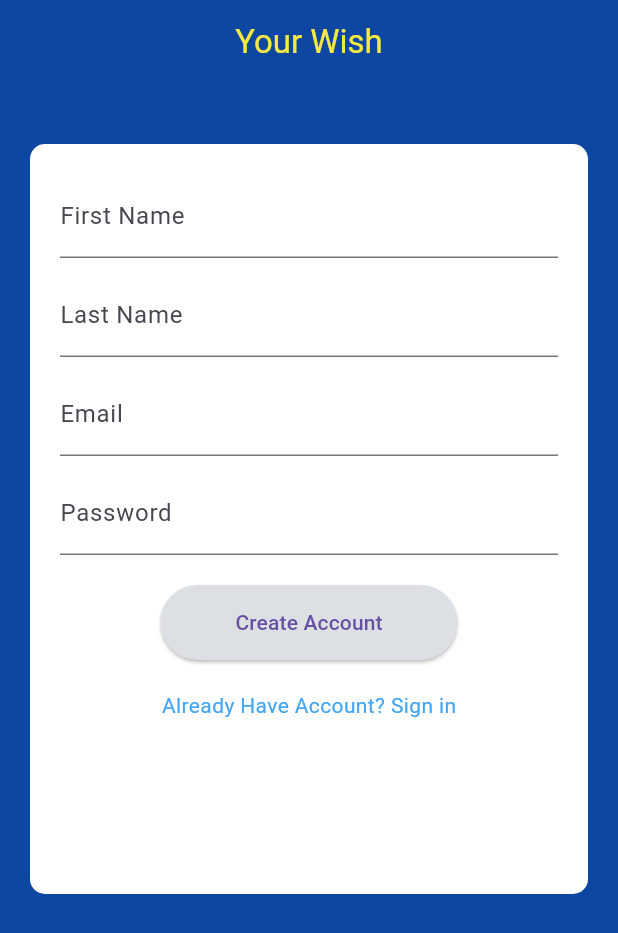
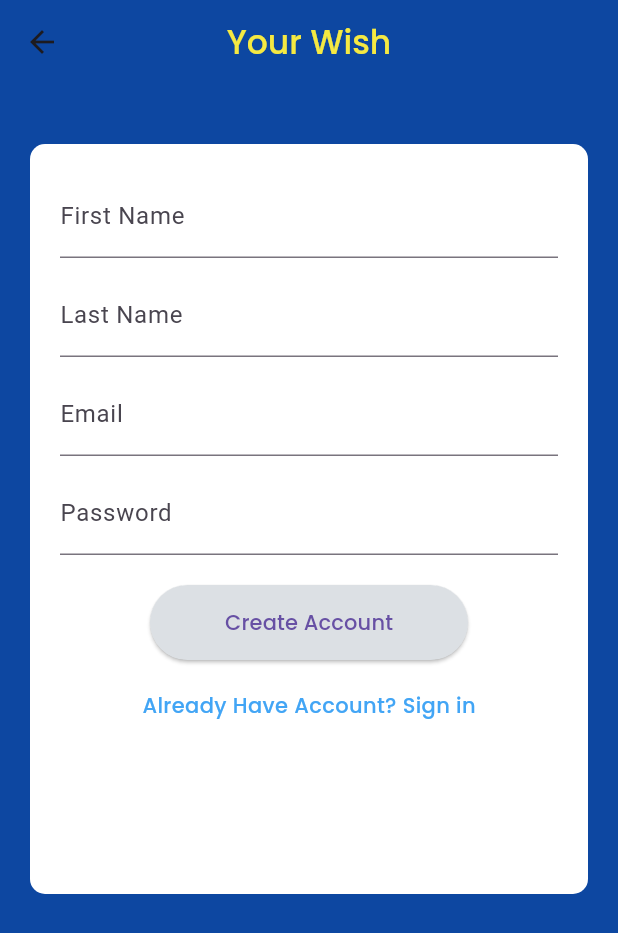
Before and after one commit to jasmrntha/tekber-fp, a Flutter app: the screen it shows after launch, after a tap on an icon or button, on a phone screen of 412 x 824 dp. Shown: the top 933 px of the screen. Run offline on Flutter 3.47's test engine with Material 3 defaults, Android fonts, the light colour scheme and no system bars; our stand-ins replace image_picker; missing offline and left inert: dart:html.

Commit message:
use declared theme for sign up

```diff
--- a/lib/screens/login_screen.dart
+++ b/lib/screens/login_screen.dart
@@ -54,7 +54,6 @@ class LoginScreen extends StatelessWidget {
               Expanded(
                 child: GestureDetector(
                   onTap: () {
-                    // Navigate to SignUpPage when "Sign up" is tapped
                     Navigator.push(
                       context,
                       MaterialPageRoute(builder: (context) => SignUpPage()),
--- a/lib/screens/signup_screen.dart
+++ b/lib/screens/signup_screen.dart
@@ -1,15 +1,19 @@
 import 'package:flutter/material.dart';
-import 'package:final_project_2/screens/login_screen.dart'; // Import the LoginScreen
+import 'package:final_project_2/screens/login_screen.dart';
 
 class SignUpPage extends StatelessWidget {
   @override
   Widget build(BuildContext context) {
-    return MaterialApp(
-      home: Scaffold(
+    return Scaffold(
       backgroundColor: Colors.blue[900],
       appBar: AppBar(
-          title: Text('Your Wish',
-              style: TextStyle(color: const Color.fromARGB(255, 245, 233, 66))),
+        title: Text(
+          'Your Wish',
+          style: TextStyle(
+            color: const Color.fromARGB(255, 245, 233, 66),
+            fontFamily: 'Poppins',
+          ),
+        ),
         backgroundColor: Colors.transparent,
         elevation: 0,
         centerTitle: true,
@@ -33,6 +37,7 @@ class SignUpPage extends StatelessWidget {
                   crossAxisAlignment: CrossAxisAlignment.start,
                   children: <Widget>[
                     TextField(
+                      style: TextStyle(fontFamily: 'Poppins'),
                       decoration: InputDecoration(
                         labelText: 'First Name',
                         border: UnderlineInputBorder(),
@@ -40,6 +45,7 @@ class SignUpPage extends StatelessWidget {
                     ),
                     const SizedBox(height: 10),
                     TextField(
+                      style: TextStyle(fontFamily: 'Poppins'),
                       decoration: InputDecoration(
                         labelText: 'Last Name',
                         border: UnderlineInputBorder(),
@@ -47,6 +53,7 @@ class SignUpPage extends StatelessWidget {
                     ),
                     const SizedBox(height: 10),
                     TextField(
+                      style: TextStyle(fontFamily: 'Poppins'),
                       decoration: InputDecoration(
                         labelText: 'Email',
                         border: UnderlineInputBorder(),
@@ -55,6 +62,7 @@ class SignUpPage extends StatelessWidget {
                     const SizedBox(height: 10),
                     TextField(
                       obscureText: true,
+                      style: TextStyle(fontFamily: 'Poppins'),
                       decoration: InputDecoration(
                         labelText: 'Password',
                         border: UnderlineInputBorder(),
@@ -73,7 +81,7 @@ class SignUpPage extends StatelessWidget {
                             MaterialPageRoute(builder: (context) => LoginScreen()),
                           );
                         },
-                          child: Text('Create Account'),
+                        child: Text('Create Account', style: TextStyle(fontFamily: 'Poppins')),
                       ),
                     ),
                     const SizedBox(height: 20),
@@ -86,8 +94,10 @@ class SignUpPage extends StatelessWidget {
                             MaterialPageRoute(builder: (context) => LoginScreen()),
                           );
                         },
-                          child: Text('Already Have Account? Sign in',
-                              style: TextStyle(color: Colors.blue[400])),
+                        child: Text(
+                          'Already Have Account? Sign in',
+                          style: TextStyle(color: Colors.blue[400], fontFamily: 'Poppins'),
+                        ),
                       ),
                     ),
                   ],
@@ -97,7 +107,6 @@ class SignUpPage extends StatelessWidget {
           ),
         ),
       ),
-      ),
     );
   }
 }
```
Lines whose indentation alone changed are shown as unchanged.
